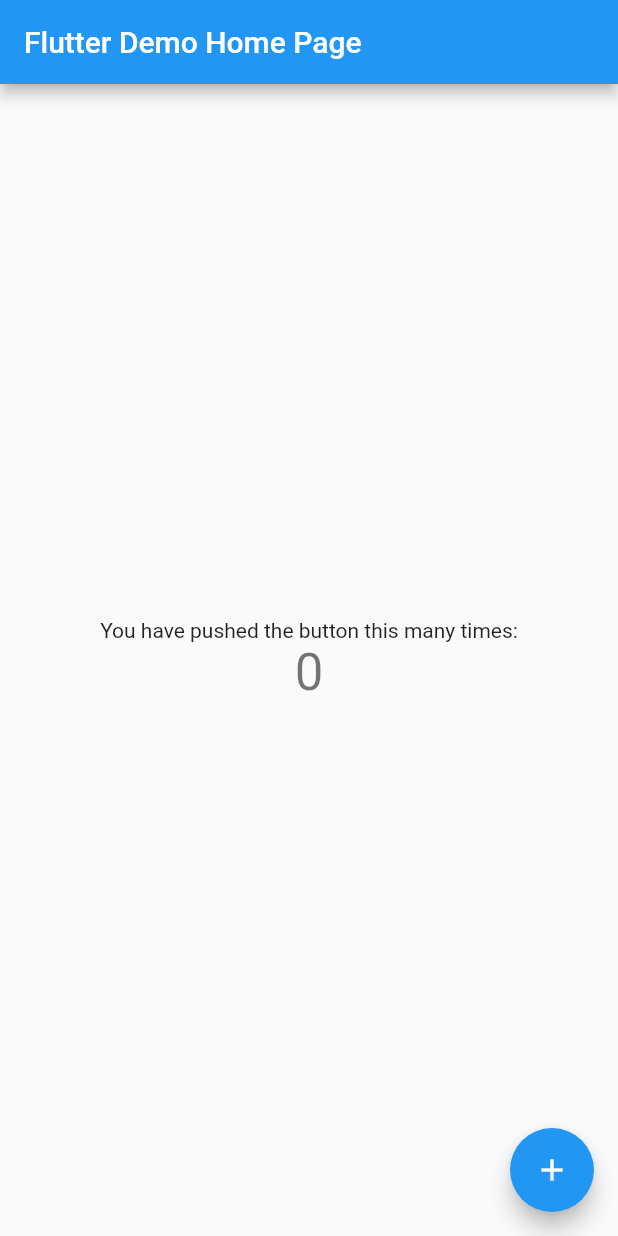
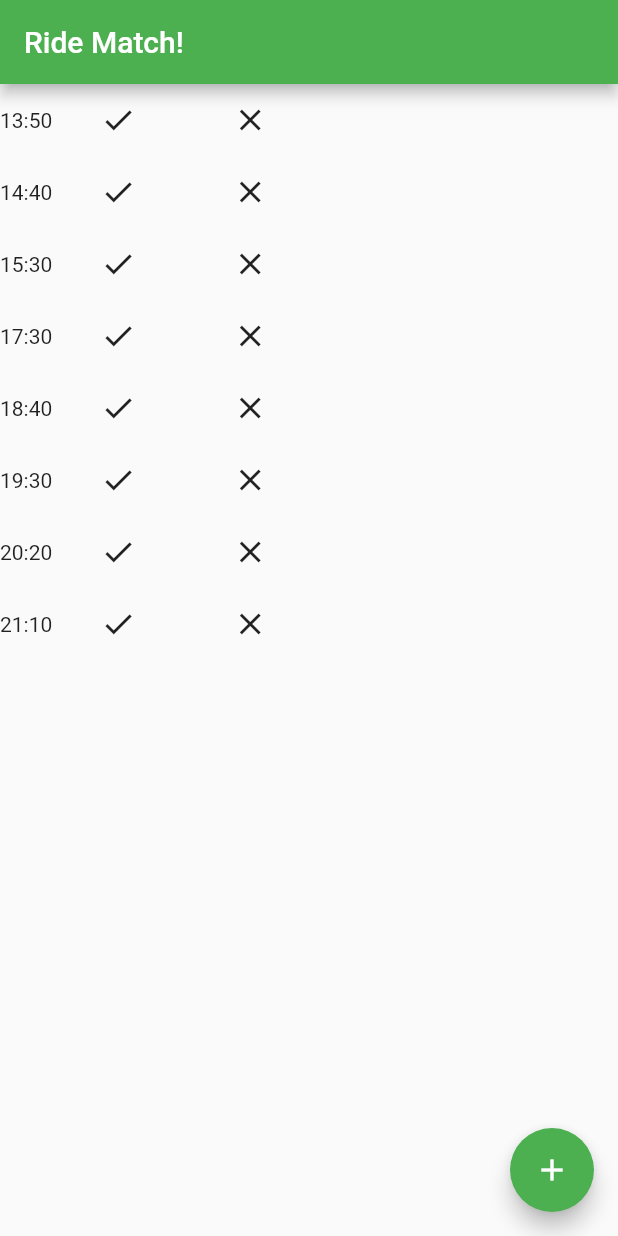
Before and after one commit to danilofuchs/ride_match, a Flutter app: the screen it shows after launch, on a phone screen of 412 x 824 dp. Run offline on Flutter 3.47's test engine with Material 2 defaults, Android fonts, the phone set to English and light mode, and no system bars.

Commit message:
Add list of times page

```diff
--- /dev/null
+++ b/lib/components/OffersList.dart
@@ -0,0 +1,78 @@
+import 'package:flutter/material.dart';
+import 'package:intl/intl.dart';
+import '../data/CommonTimes.dart';
+
+class ListItemData {
+  DateTime time;
+
+  ListItemData(this.time);
+}
+
+class OffersList extends StatefulWidget {
+  var _ListItems = CommonTimes.map((time) => new ListItemData(time)).toList();
+
+  @override
+  State createState() => new _OffersListState(ListItems: _ListItems);
+}
+
+class _OffersListState extends State<OffersList> {
+  _OffersListState({this.ListItems});
+
+  List<ListItemData> ListItems;
+
+  @override
+  Widget build(BuildContext ctxt) {
+    return new Scaffold(
+        body: new ListView.builder(
+      itemCount: ListItems.length,
+      itemBuilder: (BuildContext ctx, int index) {
+        return new OfferListItem(
+          item: ListItems[index],
+          itemId: index.toString(),
+          callback: (itemId, interaction) =>
+              _handleButtonTap(itemId, interaction),
+        );
+      },
+    ));
+  }
+
+  void _handleButtonTap(String itemId, OfferInteraction interaction) {
+    showDialog(
+        context: context,
+        builder: (BuildContext context) {
+          return AlertDialog(
+              title: new Text("Você clicou em $itemId"),
+              content: new Text(interaction.toString()));
+        });
+  }
+}
+
+enum OfferInteraction { accept, reject }
+
+class OfferListItem extends StatelessWidget {
+  OfferListItem(
+      {@required this.item, @required this.itemId, @required this.callback});
+
+  final ListItemData item;
+  final String itemId;
+  final Function(String, OfferInteraction) callback;
+
+  @override
+  Widget build(BuildContext context) {
+    return Row(
+      children: <Widget>[
+        Text(DateFormat.Hm().format(item.time)),
+        MaterialButton(
+          child: Icon(Icons.check),
+          onPressed: () => this.callback(itemId, OfferInteraction.accept),
+        ),
+        MaterialButton(
+            child: Icon(Icons.clear),
+            onPressed: () => this.callback(
+                  itemId,
+                  OfferInteraction.reject,
+                )),
+      ],
+    );
+  }
+}
--- /dev/null
+++ b/lib/data/CommonTimes.dart
@@ -0,0 +1,10 @@
+var CommonTimes = [
+  new DateTime.utc(2019, 3, 15, 13, 50),
+  new DateTime.utc(2019, 3, 15, 14, 40),
+  new DateTime.utc(2019, 3, 15, 15, 30),
+  new DateTime.utc(2019, 3, 15, 17, 30),
+  new DateTime.utc(2019, 3, 15, 18, 40),
+  new DateTime.utc(2019, 3, 15, 19, 30),
+  new DateTime.utc(2019, 3, 15, 20, 20),
+  new DateTime.utc(2019, 3, 15, 21, 10),
+];
--- a/lib/main.dart
+++ b/lib/main.dart
@@ -1,41 +1,25 @@
 import 'package:flutter/material.dart';
+import 'components/OffersList.dart';
 
 void main() => runApp(MyApp());
 
 class MyApp extends StatelessWidget {
-  // This widget is the root of your application.
   @override
   Widget build(BuildContext context) {
     return MaterialApp(
-      title: 'Flutter Demo',
+      title: 'Ride Match',
       theme: ThemeData(
-        // This is the theme of your application.
-        //
-        // Try running your application with "flutter run". You'll see the
-        // application has a blue toolbar. Then, without quitting the app, try
-        // changing the primarySwatch below to Colors.green and then invoke
-        // "hot reload" (press "r" in the console where you ran "flutter run",
-        // or simply save your changes to "hot reload" in a Flutter IDE).
-        // Notice that the counter didn't reset back to zero; the application
-        // is not restarted.
-        primarySwatch: Colors.blue,
+        primarySwatch: Colors.green,
       ),
-      home: MyHomePage(title: 'Flutter Demo Home Page'),
+      home: MyHomePage(
+        title: 'Ride Match!',
+      ),
     );
   }
 }
 
 class MyHomePage extends StatefulWidget {
   MyHomePage({Key key, this.title}) : super(key: key);
-
-  // This widget is the home page of your application. It is stateful, meaning
-  // that it has a State object (defined below) that contains fields that affect
-  // how it looks.
-
-  // This class is the configuration for the state. It holds the values (in this
-  // case the title) provided by the parent (in this case the App widget) and
-  // used by the build method of the State. Fields in a Widget subclass are
-  // always marked "final".
 
   final String title;
 
@@ -48,64 +32,22 @@ class _MyHomePageState extends State<MyHomePage> {
 
   void _incrementCounter() {
     setState(() {
-      // This call to setState tells the Flutter framework that something has
-      // changed in this State, which causes it to rerun the build method below
-      // so that the display can reflect the updated values. If we changed
-      // _counter without calling setState(), then the build method would not be
-      // called again, and so nothing would appear to happen.
       _counter++;
     });
   }
 
   @override
   Widget build(BuildContext context) {
-    // This method is rerun every time setState is called, for instance as done
-    // by the _incrementCounter method above.
-    //
-    // The Flutter framework has been optimized to make rerunning build methods
-    // fast, so that you can just rebuild anything that needs updating rather
-    // than having to individually change instances of widgets.
     return Scaffold(
       appBar: AppBar(
-        // Here we take the value from the MyHomePage object that was created by
-        // the App.build method, and use it to set our appbar title.
         title: Text(widget.title),
       ),
-      body: Center(
-        // Center is a layout widget. It takes a single child and positions it
-        // in the middle of the parent.
-        child: Column(
-          // Column is also layout widget. It takes a list of children and
-          // arranges them vertically. By default, it sizes itself to fit its
-          // children horizontally, and tries to be as tall as its parent.
-          //
-          // Invoke "debug painting" (press "p" in the console, choose the
-          // "Toggle Debug Paint" action from the Flutter Inspector in Android
-          // Studio, or the "Toggle Debug Paint" command in Visual Studio Code)
-          // to see the wireframe for each widget.
-          //
-          // Column has various properties to control how it sizes itself and
-          // how it positions its children. Here we use mainAxisAlignment to
-          // center the children vertically; the main axis here is the vertical
-          // axis because Columns are vertical (the cross axis would be
-          // horizontal).
-          mainAxisAlignment: MainAxisAlignment.center,
-          children: <Widget>[
-            Text(
-              'You have pushed the button this many times:',
-            ),
-            Text(
-              '$_counter',
-              style: Theme.of(context).textTheme.display1,
-            ),
-          ],
-        ),
-      ),
+      body: OffersList(),
       floatingActionButton: FloatingActionButton(
         onPressed: _incrementCounter,
         tooltip: 'Increment',
         child: Icon(Icons.add),
-      ), // This trailing comma makes auto-formatting nicer for build methods.
+      ),
     );
   }
 }
```
Also changed, not shown: pubspec.yaml (+1 -6 lines), pubspec.lock.
